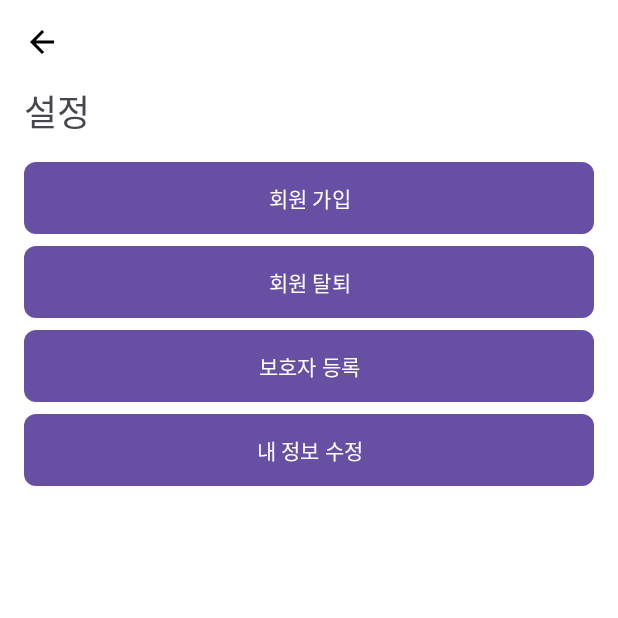
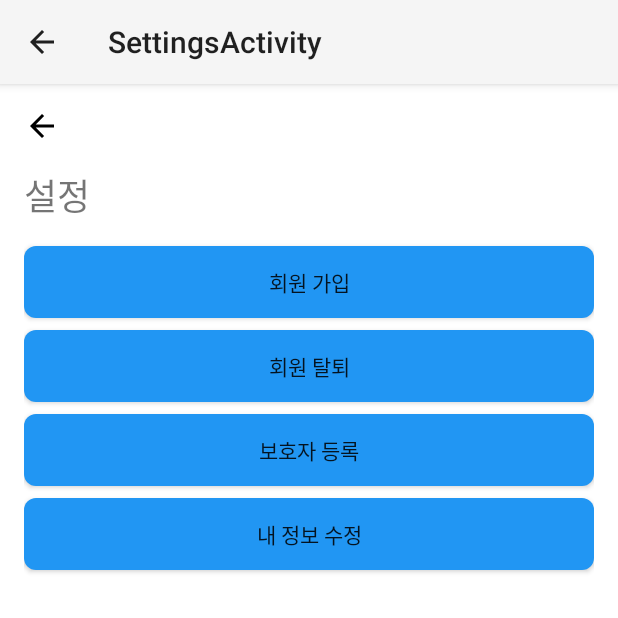
Before and after one commit to podongdaeng/homecoming-front, an Android app: the screen it shows after launch (SettingsActivity), after a tap on "Settings", on a phone screen of 412 x 824 dp, the top half of it. Run offline under Robolectric (Android 15) with nearby library versions, the light colour scheme and no system bars; our stand-ins replace androidx.preference.

Commit message:
보라색 해결 시치

```diff
--- a/app/src/main/java/com/example/homecomingfront/MainActivity.kt
+++ b/app/src/main/java/com/example/homecomingfront/MainActivity.kt
@@ -24,7 +24,7 @@ class MainActivity : AppCompatActivity() {
         //webView.loadUrl("file:///android_asset/openlayers.html") // "file:///android_asset/openlayers.html" ?
 
 
-        //intent를 사용하여 설정 화면으러 전환하기
+        //intent를 사용하여 설정 화면으로 전환하기
         val settingsButton: ImageButton = findViewById(R.id.settingsButton)
         settingsButton.setOnClickListener {
             val intent = Intent(this@MainActivity, SettingsActivity::class.java)
--- a/app/src/main/res/values/themes.xml
+++ b/app/src/main/res/values/themes.xml
@@ -1,6 +1,7 @@
 <resources xmlns:tools="http://schemas.android.com/tools">
     <!-- Base application theme. -->
-    <style name="Base.Theme.Homecomingfront" parent="Theme.Material3.DayNight.NoActionBar">
+    <!--style name="Base.Theme.Homecomingfront" parent="Theme.Material3.DayNight.NoActionBar"-->
+    <style name="Base.Theme.Homecomingfront" parent="Theme.AppCompat.Light">
         <!-- Customize your light theme here. -->
         <!-- <item name="colorPrimary">@color/my_light_primary</item> -->
     </style>
```
